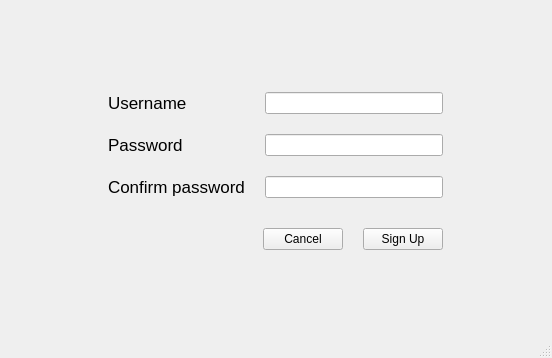
Qt form uis/registrationpage.ui (ssysek/slack) before a commit.
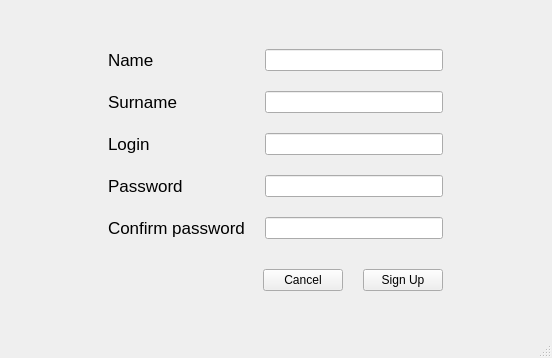
The same form after that commit.

Patch:
```diff
--- a/uis/registrationpage.ui
+++ b/uis/registrationpage.ui
@@ -53,7 +53,7 @@
          <property name="verticalSpacing">
           <number>20</number>
          </property>
-         <item row="0" column="0">
+         <item row="2" column="0">
           <widget class="QLabel" name="label_username">
            <property name="font">
             <font>
@@ -61,18 +61,18 @@
             </font>
            </property>
            <property name="text">
-            <string>Username</string>
+            <string>Login</string>
            </property>
           </widget>
          </item>
-         <item row="0" column="1">
-          <widget class="QLineEdit" name="edit_username">
+         <item row="2" column="1">
+          <widget class="QLineEdit" name="edit_login">
            <property name="enabled">
             <bool>true</bool>
            </property>
           </widget>
          </item>
-         <item row="1" column="0">
+         <item row="3" column="0">
           <widget class="QLabel" name="label__password">
            <property name="font">
             <font>
@@ -84,14 +84,14 @@
            </property>
           </widget>
          </item>
-         <item row="1" column="1">
+         <item row="3" column="1">
           <widget class="QLineEdit" name="edit_password">
            <property name="echoMode">
             <enum>QLineEdit::Password</enum>
            </property>
           </widget>
          </item>
-         <item row="2" column="0">
+         <item row="4" column="0">
           <widget class="QLabel" name="label__confirm_password">
            <property name="font">
             <font>
@@ -103,13 +103,43 @@
            </property>
           </widget>
          </item>
-         <item row="2" column="1">
+         <item row="4" column="1">
           <widget class="QLineEdit" name="label_confirm_password">
            <property name="echoMode">
             <enum>QLineEdit::Password</enum>
            </property>
           </widget>
          </item>
+         <item row="1" column="1">
+          <widget class="QLineEdit" name="edit_surname"/>
+         </item>
+         <item row="1" column="0">
+          <widget class="QLabel" name="label_surname">
+           <property name="font">
+            <font>
+             <pointsize>13</pointsize>
+            </font>
+           </property>
+           <property name="text">
+            <string>Surname</string>
+           </property>
+          </widget>
+         </item>
+         <item row="0" column="0">
+          <widget class="QLabel" name="label_name">
+           <property name="font">
+            <font>
+             <pointsize>13</pointsize>
+            </font>
+           </property>
+           <property name="text">
+            <string>Name</string>
+           </property>
+          </widget>
+         </item>
+         <item row="0" column="1">
+          <widget class="QLineEdit" name="edit_name"/>
+         </item>
         </layout>
        </item>
        <item row="1" column="0">
```
